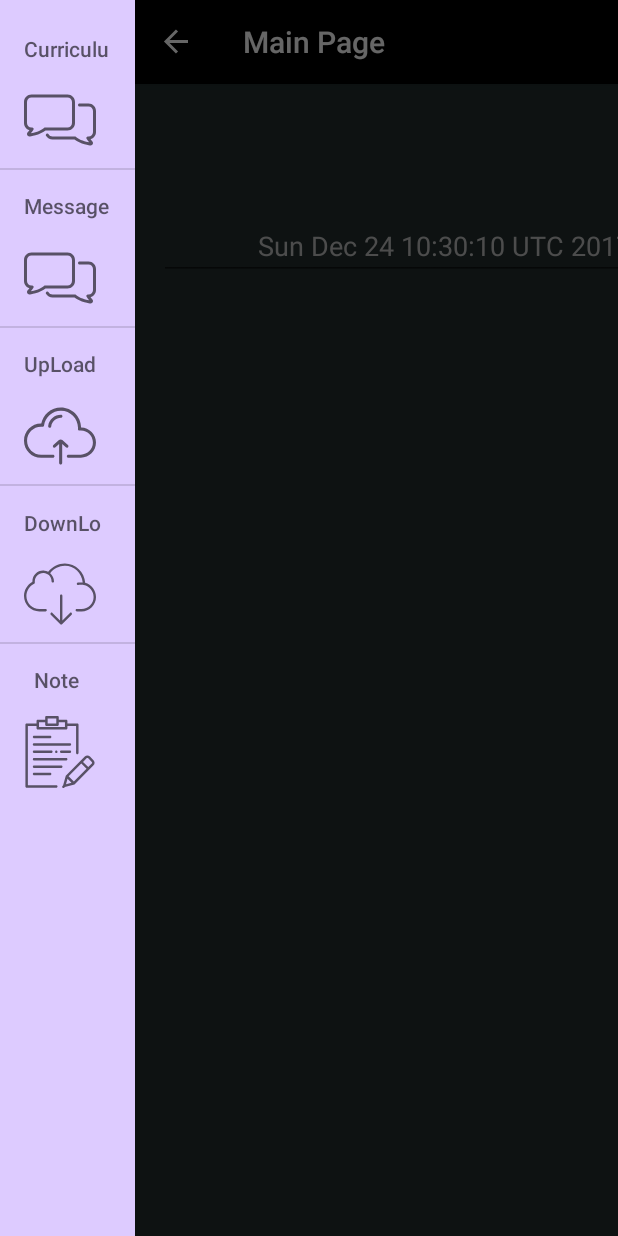
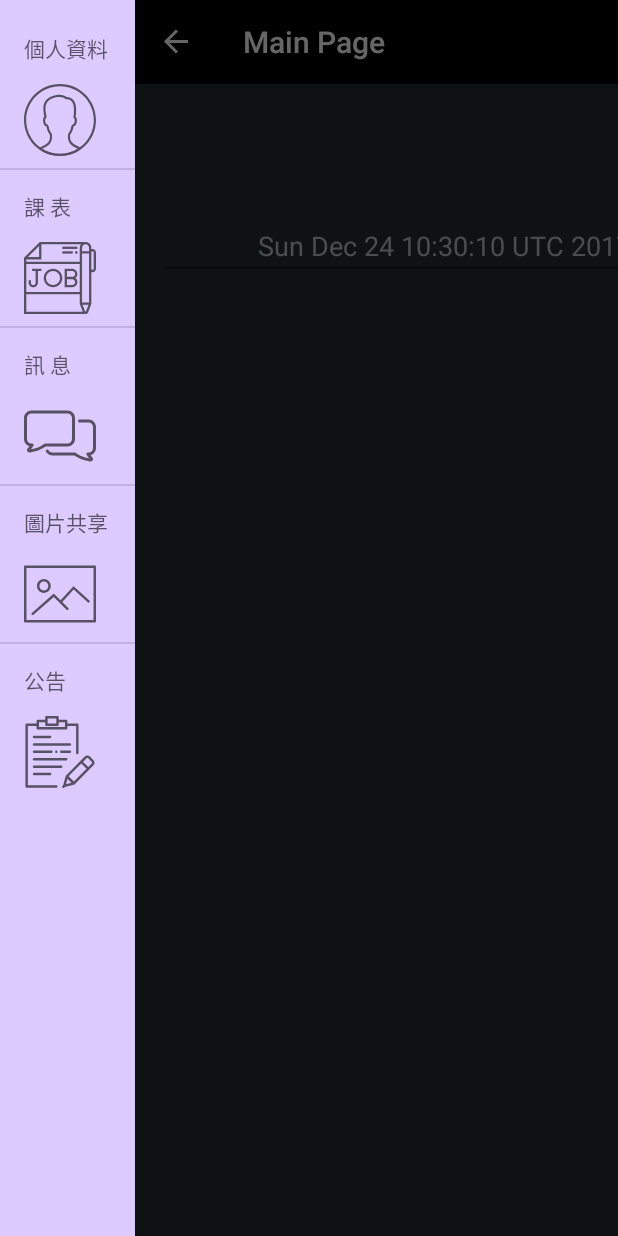
Before and after one commit to fcu-d0308810/FinalProgarm_Network, an Android app: the screen it shows after launch once a user with an empty profile is signed in (MainActivity), with the side drawer open, on a phone screen of 412 x 824 dp. Run offline under Robolectric (Android 15) with nearby library versions, the phone set to English and light mode, and no system bars; our stand-ins replace Firebase (no records; nobody signed in at launch, a user with empty details on screens opened directly).

Commit message:
修改側拉選單顯示文字內容

```diff
--- a/app/src/main/res/menu/activity_main_drawer.xml
+++ b/app/src/main/res/menu/activity_main_drawer.xml
@@ -2,16 +2,25 @@
 <menu xmlns:android="http://schemas.android.com/apk/res/android">
 
     <group android:checkableBehavior="single">
-        <item android:title="Curriculum">
+        <item android:title="個人資料">
+            <menu>
+                <item
+                    android:id="@+id/nav_personal"
+                    android:icon="@drawable/ic_man"
+                    android:title="personal"
+                    />
+            </menu>
+        </item>
+        <item android:title="課 表">
             <menu>
                 <item
                     android:id="@+id/nav_curriculum"
-                    android:icon="@drawable/ic_menu_talk"
+                    android:icon="@drawable/ic_curriculum"
                     android:title="Curriculum"
                     />
             </menu>
         </item>
-        <item android:title="Message">
+        <item android:title="訊 息">
             <menu>
                 <item
                     android:id="@+id/nav_message"
@@ -20,27 +29,16 @@
                     />
             </menu>
         </item>
-        <item android:title="UpLoad">
+        <item android:title="圖片共享">
             <menu>
                 <item
-                    android:id="@+id/nav_upload"
-                    android:icon="@drawable/ic_upload"
+                    android:id="@+id/nav_picture"
+                    android:icon="@drawable/ic_picture_2"
                     android:title="File Share"
                     />
             </menu>
         </item>
-        <item android:title="DownLoad">
-            <menu>
-                <item
-                    android:id="@+id/nav_download"
-                    android:icon="@drawable/ic_download"
-                    android:title=""
-
-                    />
-
-            </menu>
-        </item>
-        <item android:title="  Note">
+        <item android:title="公告">
             <menu>
                 <item
                     android:id="@+id/nav_note"
@@ -49,7 +47,7 @@
                     />
             </menu>
         </item>
-        <item android:title="  Other">
+        <item android:title="Other">
             <menu>
                 <item
                     android:id="@+id/nav_other"
```
